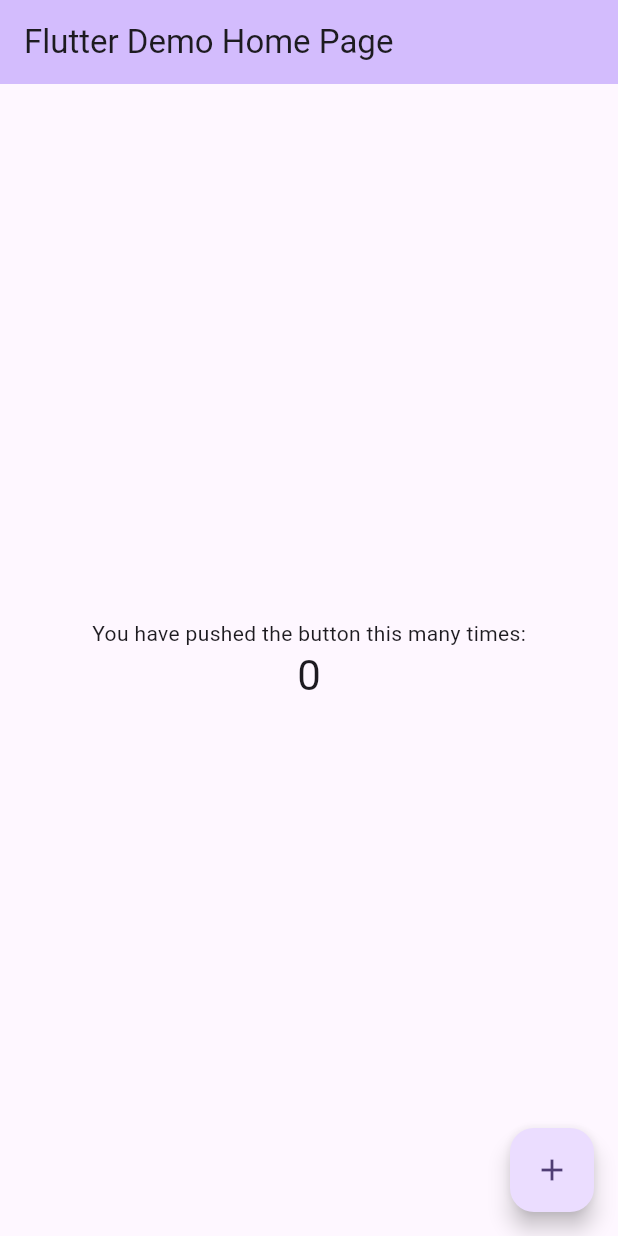
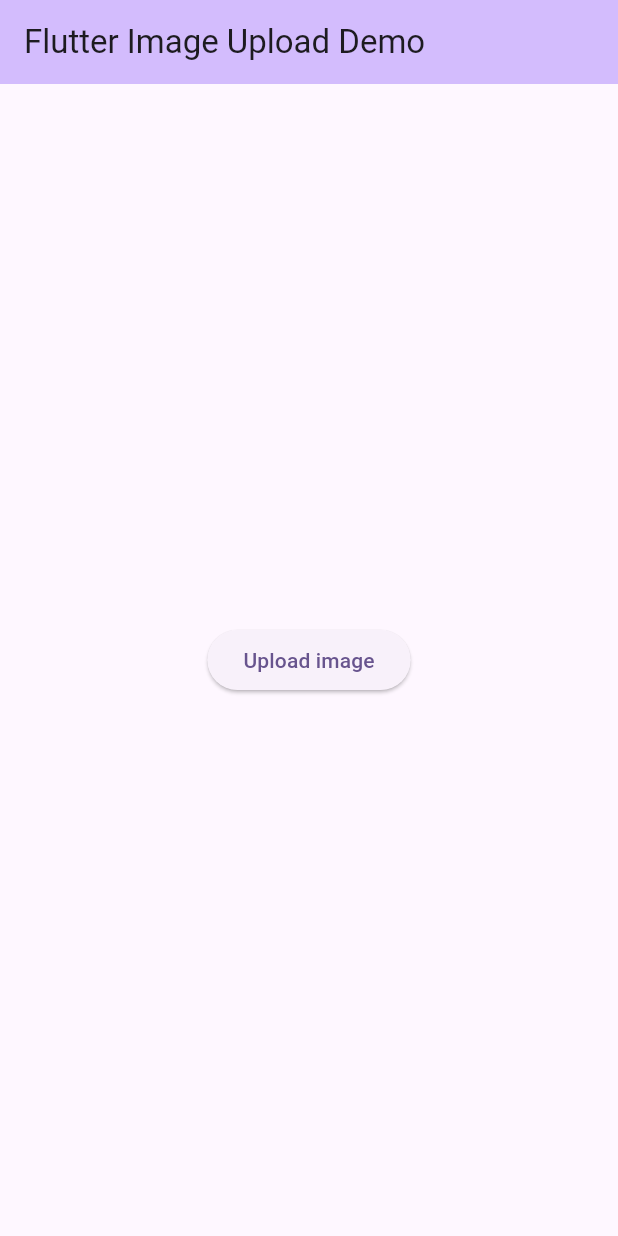
Before and after one commit to dwyl/flutter-image-upload-demo, a Flutter app: the screen it shows after launch, on a phone screen of 412 x 824 dp. Run offline on Flutter 3.47's test engine with Material 2 defaults, Android fonts, the phone set to English and light mode, and no system bars; our stand-ins replace file_picker.

Commit message:
feat: Adding basic picker and basic multipart request working.

```diff
--- a/lib/main.dart
+++ b/lib/main.dart
@@ -1,11 +1,19 @@
+import 'dart:convert';
+import 'dart:io';
+
+import 'package:file_picker/file_picker.dart';
 import 'package:flutter/material.dart';
+
+import 'package:http/http.dart' as http;
+import 'package:http/http.dart';
+import 'package:http_parser/http_parser.dart';
+import 'package:mime/mime.dart';
 
 // coverage:ignore-start
 void main() {
   runApp(const MyApp());
 }
 // coverage:ignore-end
-
 
 class MyApp extends StatelessWidget {
   const MyApp({super.key});
@@ -14,42 +22,18 @@
   @override
   Widget build(BuildContext context) {
     return MaterialApp(
-      title: 'Flutter Demo',
+      title: 'Flutter Image Upload Demo',
       theme: ThemeData(
-        // This is the theme of your application.
-        //
-        // TRY THIS: Try running your application with "flutter run". You'll see
-        // the application has a blue toolbar. Then, without quitting the app,
-        // try changing the seedColor in the colorScheme below to Colors.green
-        // and then invoke "hot reload" (save your changes or press the "hot
-        // reload" button in a Flutter-supported IDE, or press "r" if you used
-        // the command line to start the app).
-        //
-        // Notice that the counter didn't reset back to zero; the application
-        // state is not lost during the reload. To reset the state, use hot
-        // restart instead.
-        //
-        // This works for code too, not just values: Most code changes can be
-        // tested with just a hot reload.
         colorScheme: ColorScheme.fromSeed(seedColor: Colors.deepPurple),
         useMaterial3: true,
       ),
-      home: const MyHomePage(title: 'Flutter Demo Home Page'),
+      home: const MyHomePage(title: 'Flutter Image Upload Demo'),
     );
   }
 }
 
 class MyHomePage extends StatefulWidget {
   const MyHomePage({super.key, required this.title});
-
-  // This widget is the home page of your application. It is stateful, meaning
-  // that it has a State object (defined below) that contains fields that affect
-  // how it looks.
-
-  // This class is the configuration for the state. It holds the values (in this
-  // case the title) provided by the parent (in this case the App widget) and
-  // used by the build method of the State. Fields in a Widget subclass are
-  // always marked "final".
 
   final String title;
 
@@ -58,71 +42,55 @@
 }
 
 class _MyHomePageState extends State<MyHomePage> {
-  int _counter = 0;
+  void _onImagePressed() async {
+    FilePickerResult? result = await FilePicker.platform.pickFiles(type: FileType.image);
 
-  void _incrementCounter() {
-    setState(() {
-      // This call to setState tells the Flutter framework that something has
-      // changed in this State, which causes it to rerun the build method below
-      // so that the display can reflect the updated values. If we changed
-      // _counter without calling setState(), then the build method would not be
-      // called again, and so nothing would appear to happen.
-      _counter++;
-    });
+    if (result != null) {
+      // Get file and make request
+      PlatformFile platformFile = result.files.first;
+      File file = File(result.files.first.path!);
+
+      // Create multipart/form data request from file
+      final uri = Uri.parse('http://localhost:4000/api/images');
+
+      MultipartRequest request = http.MultipartRequest('POST', uri);
+      final bytes = await file.readAsBytes();
+      final httpImage =
+          http.MultipartFile.fromBytes('image', bytes, contentType: MediaType.parse(lookupMimeType(file.path)!), filename: platformFile.name);
+      request.files.add(httpImage);
+
+      // Send request
+      final response = await request.send();
+
+      // Get response of request
+      Response responseStream = await http.Response.fromStream(response);
+      final responseData = json.decode(responseStream.body);
+
+      final bruh = "";
+    } else {
+      // User canceled the picker
+    }
   }
 
   @override
   Widget build(BuildContext context) {
-    // This method is rerun every time setState is called, for instance as done
-    // by the _incrementCounter method above.
-    //
-    // The Flutter framework has been optimized to make rerunning build methods
-    // fast, so that you can just rebuild anything that needs updating rather
-    // than having to individually change instances of widgets.
     return Scaffold(
       appBar: AppBar(
-        // TRY THIS: Try changing the color here to a specific color (to
-        // Colors.amber, perhaps?) and trigger a hot reload to see the AppBar
-        // change color while the other colors stay the same.
         backgroundColor: Theme.of(context).colorScheme.inversePrimary,
-        // Here we take the value from the MyHomePage object that was created by
-        // the App.build method, and use it to set our appbar title.
         title: Text(widget.title),
       ),
       body: Center(
-        // Center is a layout widget. It takes a single child and positions it
-        // in the middle of the parent.
         child: Column(
-          // Column is also a layout widget. It takes a list of children and
-          // arranges them vertically. By default, it sizes itself to fit its
-          // children horizontally, and tries to be as tall as its parent.
-          //
-          // Column has various properties to control how it sizes itself and
-          // how it positions its children. Here we use mainAxisAlignment to
-          // center the children vertically; the main axis here is the vertical
-          // axis because Columns are vertical (the cross axis would be
-          // horizontal).
-          //
-          // TRY THIS: Invoke "debug painting" (choose the "Toggle Debug Paint"
-          // action in the IDE, or press "p" in the console), to see the
-          // wireframe for each widget.
           mainAxisAlignment: MainAxisAlignment.center,
           children: <Widget>[
-            const Text(
-              'You have pushed the button this many times:',
-            ),
-            Text(
-              '$_counter',
-              style: Theme.of(context).textTheme.headlineMedium,
-            ),
+            // Elevated button to open file picker
+            ElevatedButton(
+              onPressed: _onImagePressed,
+              child: const Text("Upload image"),
+            )
           ],
         ),
       ),
-      floatingActionButton: FloatingActionButton(
-        onPressed: _incrementCounter,
-        tooltip: 'Increment',
-        child: const Icon(Icons.add),
-      ), // This trailing comma makes auto-formatting nicer for build methods.
     );
   }
 }
--- a/pubspec.yaml
+++ b/pubspec.yaml
@@ -30,7 +30,9 @@
 dependencies:
   flutter:
     sdk: flutter
-
+  file_picker: ^5.3.2
+  http: ^1.0.0
+  mime: ^1.0.4
 
   # The following adds the Cupertino Icons font to your application.
   # Use with the CupertinoIcons class for iOS style icons.
```
Also changed, not shown: pubspec.lock, 9 other files.
